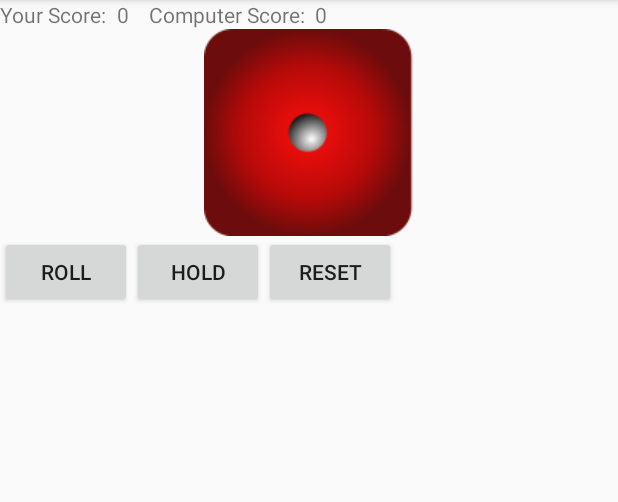
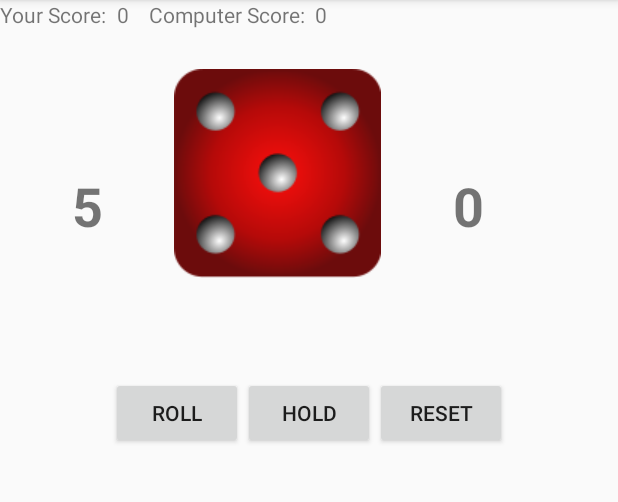
Before and after one commit to PirateKingDee/Scarne-s-Dice, an Android app: the screen it shows after launch (MainActivity), after a tap on "ROLL", on a phone screen of 412 x 824 dp, the part 84-586 px from its top. Run offline under Robolectric (Android 15) with nearby library versions, the phone set to English and light mode, and no system bars.

Commit message:
functional Scarne's Dice

```diff
--- a/app/src/main/java/com/googleappliedandroid/scarnedice/Dice.java
+++ b/app/src/main/java/com/googleappliedandroid/scarnedice/Dice.java
@@ -16,9 +16,9 @@ public class Dice {
     }
     public int rollDice(){
         int rolledDice = rand.nextInt()%6+1;
-        if(rolledDice == 0){
+        if(rolledDice == 1){
             resetScore();
-            return 0;
+            return 1;
         }
         score = score + rolledDice;
         return rolledDice;
--- a/app/src/main/java/com/googleappliedandroid/scarnedice/MainActivity.java
+++ b/app/src/main/java/com/googleappliedandroid/scarnedice/MainActivity.java
@@ -1,17 +1,20 @@
 package com.googleappliedandroid.scarnedice;
 
+import android.os.Handler;
 import android.support.v7.app.AppCompatActivity;
 import android.os.Bundle;
 import android.view.View;
 import android.widget.Button;
 import android.widget.ImageView;
 import android.widget.TextView;
+import android.widget.Toast;
 
 import org.w3c.dom.Text;
 
+import java.util.Random;
+
 public class MainActivity extends AppCompatActivity {
 
-    private boolean playerTurn;
     private Button roll;
     private Button hold;
     private Button reset;
@@ -20,13 +23,15 @@ public class MainActivity extends AppCompatActivity {
     private TextView userScore_tv;
     private TextView computerScore_tv;
     private ImageView dicePicture;
+    private TextView userTurnScore_tv;
+    private TextView computerTurnScore_tv;
 
     private int userOverallScore;
     private int userTurnScore;
     private int computerOverallScore;
     private int computerTurnScore;
-    private Dice user;
-    private Dice computer;
+    private Random rand;
+    private Handler timerHandle;
     @Override
     protected void onCreate(Bundle savedInstanceState) {
         super.onCreate(savedInstanceState);
@@ -40,39 +45,140 @@ public class MainActivity extends AppCompatActivity {
         computerScore = (TextView)findViewById(R.id.computer_score);
         computerScore_tv = (TextView)findViewById(R.id.computer_score_text);
         userScore_tv = (TextView)findViewById(R.id.your_score_text);
-
-        playerTurn = true;
-        user = new Dice();
-        computer = new Dice();
-
-        userOverallScore = user.getScore();
-        computerOverallScore = user.getScore();
+        userTurnScore_tv = (TextView)findViewById(R.id.user_turn_score);
+        computerTurnScore_tv = (TextView)findViewById(R.id.computer_turn_score);
+        userTurnScore = 0;
+        computerTurnScore = 0;
+        reset.setOnClickListener(new View.OnClickListener() {
+            @Override
+            public void onClick(View v) {
+                userOverallScore = 0;
+                userTurnScore = 0;
+                computerOverallScore = 0;
+                computerTurnScore = 0;
+                updateScoreText();
+                roll.setEnabled(true);
+                hold.setEnabled(true);
+                computerTurnScore_tv.setText("0");
+                computerTurnScore_tv.setTextSize(36);
+                userTurnScore_tv.setText("0");
+                userTurnScore_tv.setTextSize(36);
+            }
+        });
 
         roll.setOnClickListener(new View.OnClickListener() {
             @Override
             public void onClick(View view) {
-                int diceNumber = user.rollDice();
+                rand = new Random();
+                int diceNumber = rand.nextInt(6)+1;
+                Toast.makeText(getApplicationContext(),Integer.toString(diceNumber),Toast.LENGTH_SHORT).show();
                 updateDicePicture(diceNumber);
+                if(diceNumber == 1){
+                    userTurnScore = 0;
+                    computerTurn();
+                }
+                else{
+                    userTurnScore += diceNumber;
+                }
+                userTurnScore_tv.setText(Integer.toString(userTurnScore));
+            }
+        });
 
+        hold.setOnClickListener(new View.OnClickListener() {
+            @Override
+            public void onClick(View v) {
+                userOverallScore += userTurnScore;
+                updateScoreText();
+                userTurnScore = 0;
+                if(checkWin(userOverallScore)){
+                    userTurnScore_tv.setTextSize(16);
+                    userTurnScore_tv.setText("User Win\n"+Integer.toString(userOverallScore));
+                }
+                else{
+                    computerTurn();
+                }
             }
         });
     }
+    public void computerTurn(){
+
+        timerHandle = new Handler();
+        Runnable timerRunnable = new Runnable() {
+
+            @Override
+            public void run() {
+
+                rand = new Random();
+                roll.setEnabled(false);
+                hold.setEnabled(false);
+                int diceNumber = rand.nextInt(6)+1;
+                if(diceNumber == 1){
+                    computerTurnScore = 0;
+                }
+                else{
+                    computerTurnScore += diceNumber;
+                }
+                Toast.makeText(getApplicationContext(),"Bob rolled "+Integer.toString(diceNumber),Toast.LENGTH_SHORT).show();
+                updateDicePicture(diceNumber);
+                computerTurnScore_tv.setText(Integer.toString(computerTurnScore));
+                if(diceNumber == 1 || computerTurnScore > 20){
+                    timerHandle.removeCallbacks(this);
+                    computerOverallScore += computerTurnScore;
+                    updateScoreText();
+                    roll.setEnabled(true);
+                    hold.setEnabled(true);
+                    computerTurnScore = 0;
+                    if(checkWin(computerOverallScore)){
+                        computerTurnScore_tv.setTextSize(16);
+                        computerTurnScore_tv.setText("Computer Win\n"+Integer.toString(computerOverallScore));
+                    }
+                }
+                else{
+                    timerHandle.postDelayed(this, 1000);
+                }
+            }
+        };
+
+        timerHandle.postDelayed(timerRunnable, 1000);
+
+    }
+
     public void updateDicePicture(int dice){
         switch (dice){
             case 1: dicePicture.setBackgroundResource(R.drawable.dice1);
+                    //dicePicture.getResources().getDrawable(R.drawable.dice1);
                 break;
             case 2: dicePicture.setBackgroundResource(R.drawable.dice2);
+                    //dicePicture.getResources().getDrawable(R.drawable.dice2);
                 break;
             case 3: dicePicture.setBackgroundResource(R.drawable.dice3);
+                //dicePicture.getResources().getDrawable(R.drawable.dice3);
                 break;
             case 4: dicePicture.setBackgroundResource(R.drawable.dice4);
+                //dicePicture.getResources().getDrawable(R.drawable.dice4);
                 break;
             case 5: dicePicture.setBackgroundResource(R.drawable.dice5);
+                //dicePicture.getResources().getDrawable(R.drawable.dice5);
                 break;
             case 6: dicePicture.setBackgroundResource(R.drawable.dice6);
+                //dicePicture.getResources().getDrawable(R.drawable.dice6);
                 break;
             default:break;
         }
-
+    }
+    public void updateScoreText(){
+        String overAllScore = Integer.toString(userOverallScore);
+        userScore.setText(overAllScore);
+        String cs = Integer.toString(computerOverallScore);
+        computerScore.setText(cs);
+    }
+    public boolean checkWin(int score){
+        if(score >= 100){
+            roll.setEnabled(false);
+            hold.setEnabled(false);
+            Toast.makeText(getApplicationContext(), "Game Over", Toast.LENGTH_SHORT);
+            return true;
+        }
+        return false;
     }
 }
--- a/app/src/main/res/layout/activity_main.xml
+++ b/app/src/main/res/layout/activity_main.xml
@@ -11,47 +11,77 @@
         android:layout_width="wrap_content"
         android:layout_height="wrap_content"
         android:orientation="horizontal">
+
         <TextView
+            android:id="@+id/your_score_text"
             android:layout_width="wrap_content"
             android:layout_height="wrap_content"
-            android:text="@string/you_score"
-            android:id="@+id/your_score_text"/>
+            android:text="@string/you_score" />
+
         <TextView
+            android:id="@+id/your_score"
             android:layout_width="wrap_content"
             android:layout_height="wrap_content"
             android:layout_marginLeft="10px"
             android:layout_marginRight="10px"
-            android:text="0"
-            android:id="@+id/your_score"/>
+            android:text="0" />
+
         <TextView
+            android:id="@+id/computer_score_text"
             android:layout_width="wrap_content"
             android:layout_height="wrap_content"
             android:layout_marginLeft="10px"
-            android:text="@string/computer_score"
-            android:id="@+id/computer_score_text"/>
+            android:text="@string/computer_score" />
+
         <TextView
+            android:id="@+id/computer_score"
             android:layout_width="wrap_content"
             android:layout_height="wrap_content"
             android:layout_marginLeft="10px"
             android:layout_marginRight="10px"
+            android:text="0" />
+    </LinearLayout>
+
+    <LinearLayout
+        android:layout_width="wrap_content"
+        android:layout_height="wrap_content"
+        android:orientation="horizontal"
+        android:layout_marginTop="40px"
+        android:layout_marginBottom="40px">
+
+        <TextView
+            android:id="@+id/user_turn_score"
+            android:layout_width="116dp"
+            android:layout_height="85dp"
+            android:layout_marginTop="100px"
             android:text="0"
-            android:id="@+id/computer_score" />
+            android:textAlignment="center"
+            android:textSize="36sp"
+            android:textStyle="bold" />
+
+        <ImageView
+            android:id="@+id/dicePicture"
+            android:layout_width="wrap_content"
+            android:layout_height="wrap_content"
+            android:background="@drawable/dice1" />
+
+        <TextView
+            android:id="@+id/computer_turn_score"
+            android:layout_width="116dp"
+            android:layout_height="85dp"
+            android:layout_marginTop="100px"
+            android:text="0"
+            android:textAlignment="center"
+            android:textSize="36sp"
+            android:textStyle="bold" />
     </LinearLayout>
     <LinearLayout
         android:layout_width="wrap_content"
         android:layout_height="wrap_content"
         android:orientation="horizontal"
-        android:layout_gravity="center_horizontal">
-        <ImageView
-            android:layout_width="wrap_content"
-            android:layout_height="wrap_content"
-            android:id="@+id/dicePicture"
-            android:background="@drawable/dice1" />
-    </LinearLayout>
-    <LinearLayout
-        android:layout_width="wrap_content"
-        android:layout_height="wrap_content"
-        android:orientation="horizontal">
+        android:layout_gravity="center_horizontal"
+        android:layout_marginTop="40px"
+        android:layout_marginBottom="40px">
         <Button
             android:layout_width="wrap_content"
             android:layout_height="wrap_content"
```
